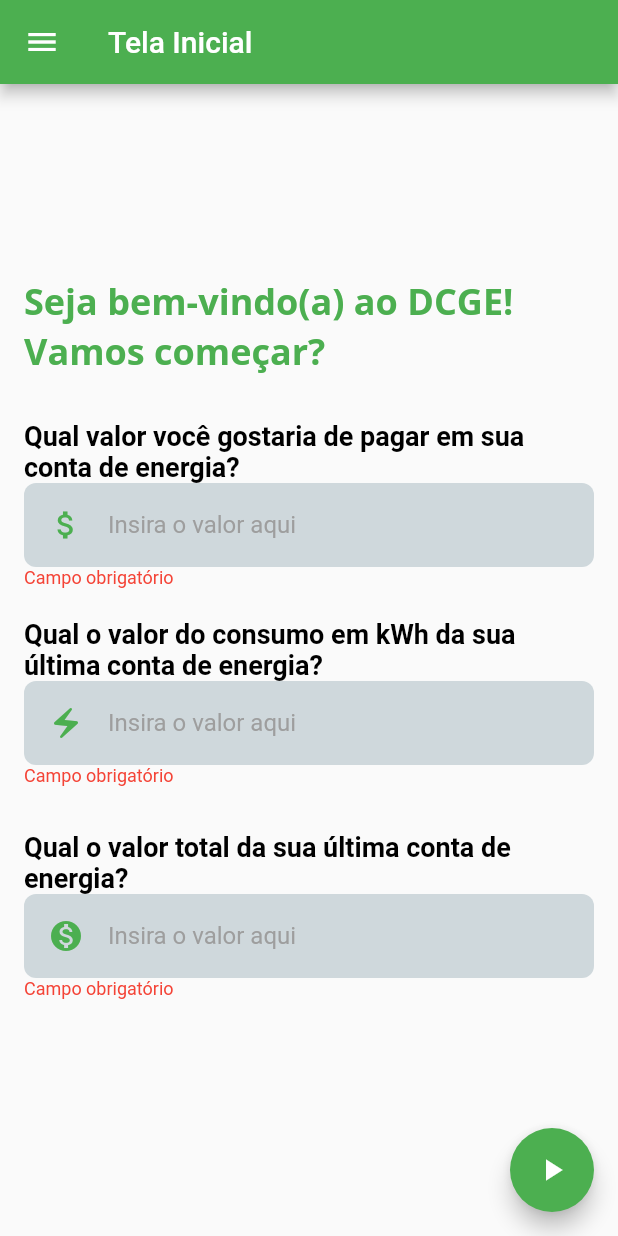
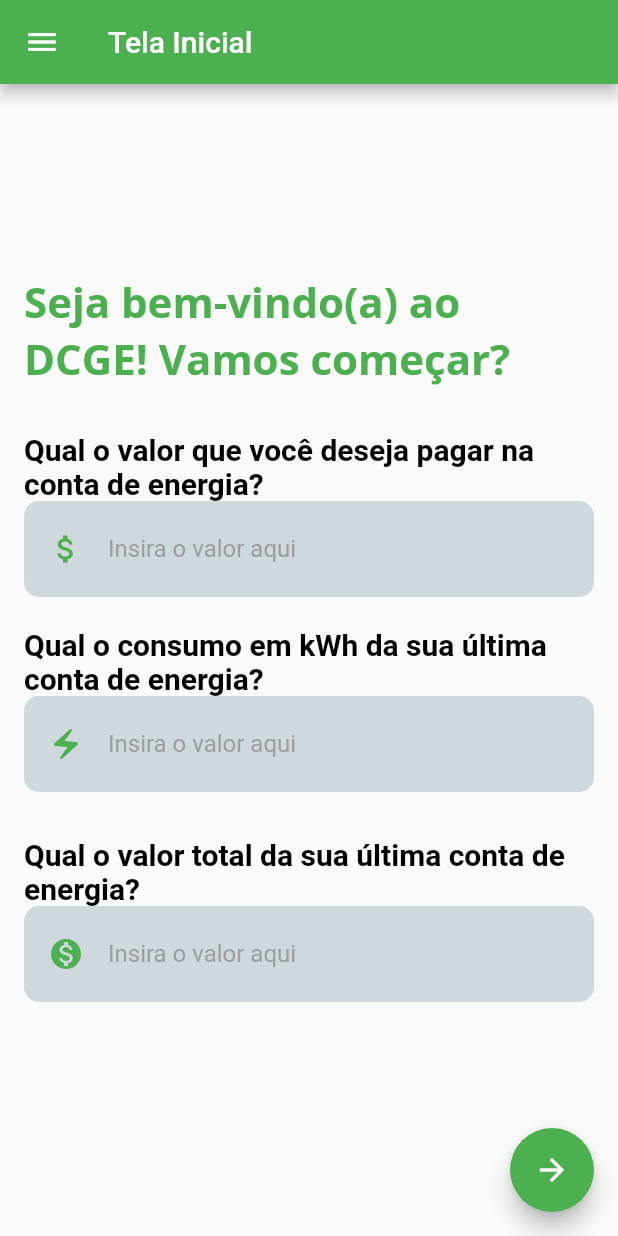
Before and after one commit to LuisHenriqueDC301/Projeto_Integrador, a Flutter app: the screen it shows once a user with an empty profile is signed in, on a phone screen of 412 x 824 dp. Run offline on Flutter 3.47's test engine with Material 2 defaults, Android fonts, the phone set to English and light mode, and no system bars; our stand-ins replace concentric_transition, firebase_auth, firebase_core, font_awesome_flutter, google_fonts and 3 more; missing offline and left inert: dart:ffi; accounts and stored records are empty; generated files the repository leaves out were written again.

```diff
--- a/flutter_application_1/lib/HomePage.dart
+++ b/flutter_application_1/lib/HomePage.dart
@@ -26,6 +26,7 @@ class _HomePageState extends State<HomePage> {
   @override
   Widget build(BuildContext context) {
     final screenWidth = MediaQuery.of(context).size.width;
+
     return Scaffold(
       appBar: AppBar(
         title: Text("Tela Inicial"),
@@ -37,7 +38,7 @@ class _HomePageState extends State<HomePage> {
             ListTile(
               leading: Icon(Icons.logout, color: Colors.red),
               title: Text(
-                "Logout",
+                "Sair",
                 style: TextStyle(color: Colors.red),
               ),
               onTap: () {
@@ -60,7 +61,7 @@ class _HomePageState extends State<HomePage> {
                   child: Text(
                     "Seja bem-vindo(a) ao DCGE! Vamos começar?",
                     style: GoogleFonts.openSans(
-                      fontSize: screenWidth < 600 ? 24 : 36,
+                      fontSize: screenWidth < 600 ? 28 : 40,
                       fontWeight: FontWeight.bold,
                       color: Colors.green,
                     ),
@@ -68,14 +69,14 @@ class _HomePageState extends State<HomePage> {
                 ),
                 SizedBox(height: 30),
                 buildInputField(
-                  "Qual valor você gostaria de pagar em sua conta de energia?",
+                  "Qual o valor que você deseja pagar na conta de energia?",
                   Icons.attach_money,
                   valorController,
                   TextInputType.number,
                 ),
                 SizedBox(height: 20),
                 buildInputField(
-                  "Qual o valor do consumo em kWh da sua última conta de energia?",
+                  "Qual o consumo em kWh da sua última conta de energia?",
                   Icons.electric_bolt,
                   consumoController,
                   TextInputType.number,
@@ -96,16 +97,15 @@ class _HomePageState extends State<HomePage> {
       floatingActionButton: FloatingActionButton(
         onPressed: () {
           if (_formKey.currentState?.validate() == true) {
-            // O formulário é válido, permita a transição para a próxima página
+            // Se o formulário for válido, permitir a transição para a próxima página
             Navigator.pushNamed(context, "comodos");
           } else {
-            // O formulário é inválido, não permita a transição
-            // ou exiba uma mensagem de erro ao usuário, se desejar.
+            // Se o formulário for inválido, você pode exibir uma mensagem de erro.
           }
         },
         backgroundColor: Colors.green,
         child: Icon(
-          Icons.play_arrow,
+          Icons.arrow_forward,
           color: Colors.white,
         ),
       ),
@@ -125,16 +125,16 @@ class _HomePageState extends State<HomePage> {
         Text(
           label,
           style: TextStyle(
-            fontSize: 18,
+            fontSize: 20,
             color: Colors.black,
             fontWeight: FontWeight.bold,
           ),
         ),
         Container(
-          padding: EdgeInsets.symmetric(horizontal: 16, vertical: 4),
+          padding: EdgeInsets.symmetric(horizontal: 16, vertical: 8),
           decoration: BoxDecoration(
             color: Colors.blueGrey[100],
-            borderRadius: BorderRadius.circular(8),
+            borderRadius: BorderRadius.circular(10),
           ),
           child: TextFormField(
             controller: controller,
@@ -145,22 +145,9 @@ class _HomePageState extends State<HomePage> {
               border: InputBorder.none,
               icon: Icon(icon, color: Colors.green),
             ),
-            validator: (value) {
-              if (value!.isEmpty) {
-                return 'Digite um valor válido';
-              }
-              return null;
-            },
           ),
         ),
         // Exibe mensagem de erro
-        Text(
-          _formKey.currentState?.validate() == true ? '' : 'Campo obrigatório',
-          style: TextStyle(
-            color: Colors.red,
-            fontSize: 12,
-          ),
-        ),
       ],
     );
   }
--- a/flutter_application_1/lib/models/models.dart
+++ b/flutter_application_1/lib/models/models.dart
@@ -2,8 +2,11 @@ class Eletronicos {
   int id;
   String nome;
   int potencia;
+  int tempoUso;
+  int diasUso;
+  int quantidade;
 
-  Eletronicos({this.id = 0, required this.nome, required this.potencia});
+  Eletronicos({this.id = 0, required this.nome, required this.potencia, required this.tempoUso, required this.diasUso, required this.quantidade});
 }
 
 class ComodosEletronicos {
```
Also changed, not shown: flutter_application_1/lib/main.dart (+8 -0 lines), flutter_application_1/lib/models/dbhelper.dart (+29 -19 lines), flutter_application_1/lib/pages/Aparelho.dart (+24 -11 lines), flutter_application_1/lib/pages/comodos.dart (+16 -26 lines).
